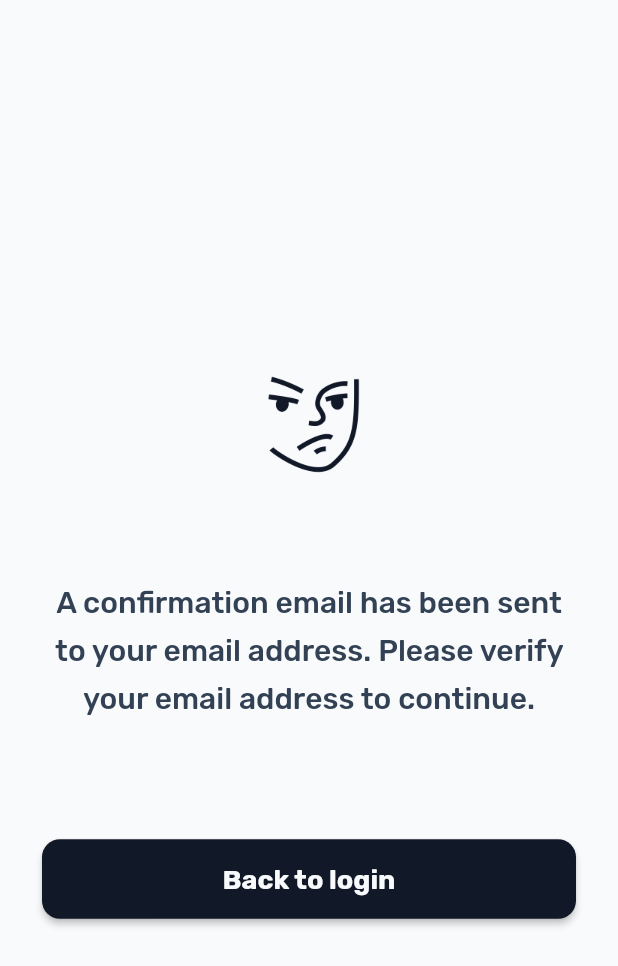
After one commit to sunenvidiado-nx/away-review-flutter, a Flutter app: the ConfirmEmailSentScreen screen opened by its route, on a phone screen of 412 x 824 dp. The commit adds this screen. Shown: the top 966 px of the screen. Run offline on Flutter 3.47's test engine with Material 3 defaults, Android fonts, the phone set to English and light mode, and no system bars; our stand-ins replace cloud_firestore, firebase_analytics, firebase_auth, firebase_core, firebase_crashlytics, flutter_keyboard_visibility and 4 more; accounts and stored records are empty; generated files the repository leaves out were written again.

Commit message:
feat(confirm-email-sent): Add implementation

```diff
--- a/lib/app/router.dart
+++ b/lib/app/router.dart
@@ -2,6 +2,7 @@
 
 import 'package:away_review/core/auth/auth_service.dart';
 import 'package:away_review/core/models/review.dart';
+import 'package:away_review/features/confirm_email_sent/confirm_email_sent_screen.dart';
 import 'package:away_review/features/create_review/create_review_screen.dart';
 import 'package:away_review/features/home/home_screen.dart';
 import 'package:away_review/features/login/login_screen.dart';
@@ -26,6 +27,12 @@ final routesProvider = Provider((ref) {
     GoRoute(
       path: '/register',
       builder: (context, state) => const RegisterScreen(),
+      routes: [
+        GoRoute(
+          path: 'confirm-email-sent',
+          builder: (context, state) => const ConfirmEmailSentScreen(),
+        ),
+      ],
     ),
     GoRoute(
       path: '/review',
--- /dev/null
+++ b/lib/features/confirm_email_sent/confirm_email_sent_screen.dart
@@ -0,0 +1,40 @@
+import 'package:away_review/core/extensions/build_context_extension.dart';
+import 'package:flutter/material.dart';
+import 'package:go_router/go_router.dart';
+
+class ConfirmEmailSentScreen extends StatelessWidget {
+  const ConfirmEmailSentScreen({super.key});
+
+  @override
+  Widget build(BuildContext context) {
+    return Scaffold(
+      body: Padding(
+        padding: const EdgeInsets.all(28),
+        child: Center(
+          child: Column(
+            mainAxisAlignment: MainAxisAlignment.center,
+            children: [
+              Padding(
+                padding: const EdgeInsets.symmetric(vertical: 20),
+                child: Center(
+                  child: Image.asset('assets/icon/app-icon.png', height: 100),
+                ),
+              ),
+              const SizedBox(height: 32),
+              Text(
+                'A confirmation email has been sent to your email address. Please verify your email address to continue.',
+                style: context.textTheme.titleLarge?.copyWith(height: 1.6),
+                textAlign: TextAlign.center,
+              ),
+              const SizedBox(height: 80),
+              ElevatedButton(
+                onPressed: () => context.go('/'),
+                child: const Text('Back to login'),
+              ),
+            ],
+          ),
+        ),
+      ),
+    );
+  }
+}
```
